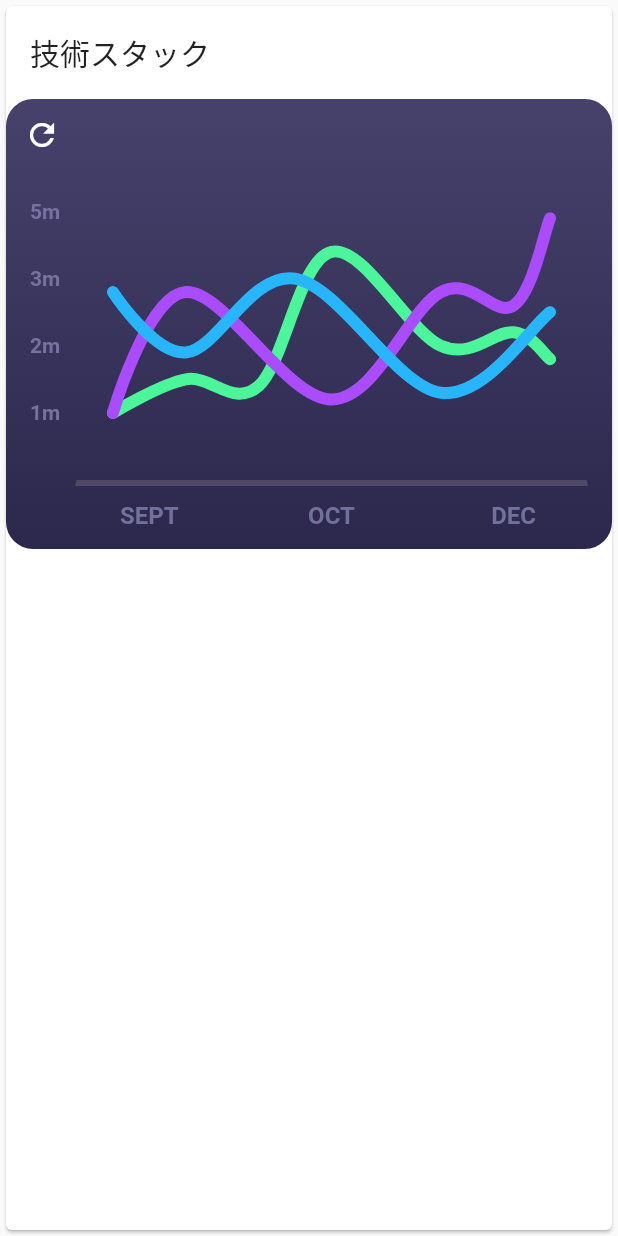
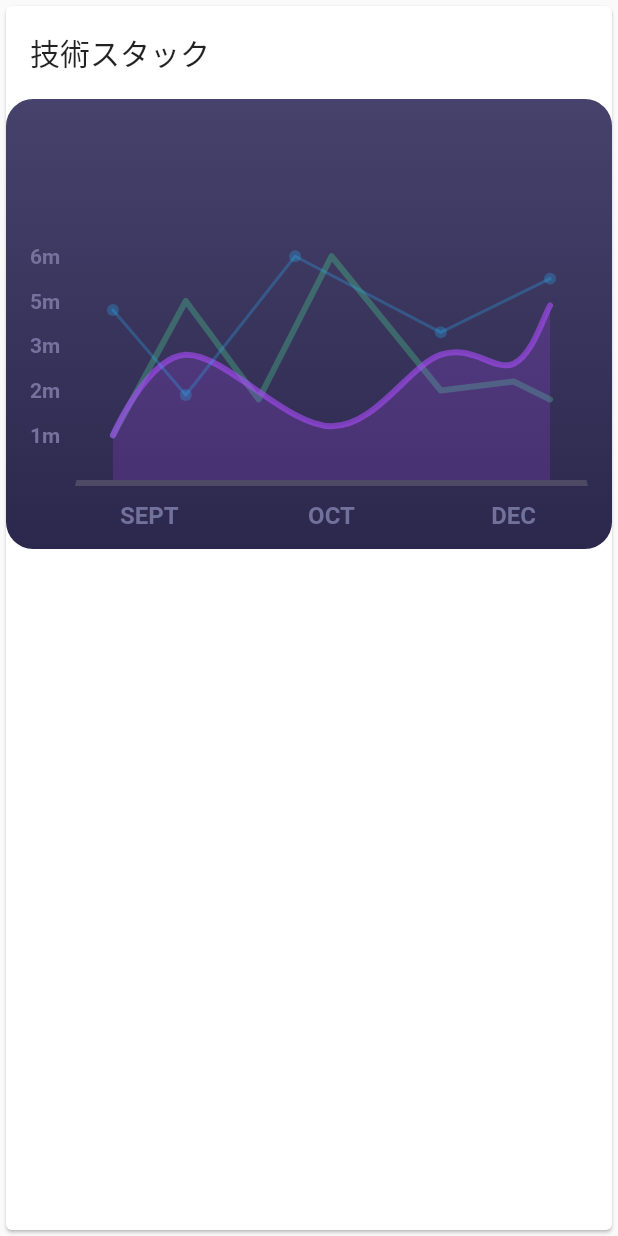
Before and after one commit to hidemitsuuu/own-portfolio, a Flutter app: the GrowthCurveView widget shown alone on an empty page, opened directly, on a phone screen of 412 x 824 dp. Run offline on Flutter 3.47's test engine with Material 2 defaults, Android fonts, the phone set to English and light mode, and no system bars; drawn by our look-alikes of fl_chart; our stand-ins replace freezed_annotation, hooks_riverpod.

Commit message:
GrowthCurveViewをStatelessWidgetに変更

```diff
--- a/lib/view/home/sub/growth_curve_view.dart
+++ b/lib/view/home/sub/growth_curve_view.dart
@@ -2,21 +2,8 @@ import 'package:fl_chart/fl_chart.dart';
 import 'package:flutter/material.dart';
 import 'package:own_portfolio/view/home/sub/title_view.dart';
 
-class GrowthCurveView extends StatefulWidget {
+class GrowthCurveView extends StatelessWidget {
   const GrowthCurveView({Key? key}) : super(key: key);
-
-  @override
-  State<StatefulWidget> createState() => GrowthCurveViewState();
-}
-
-class GrowthCurveViewState extends State<GrowthCurveView> {
-  late bool isShowingMainData;
-
-  @override
-  void initState() {
-    super.initState();
-    isShowingMainData = true;
-  }
 
   @override
   Widget build(BuildContext context) {
@@ -62,25 +49,13 @@ class GrowthCurveViewState extends State<GrowthCurveView> {
                   Expanded(
                     child: Padding(
                       padding: const EdgeInsets.only(right: 16.0, left: 6.0),
-                      child: _LineChart(isShowingMainData: isShowingMainData),
+                      child: _LineChart(),
                     ),
                   ),
                   const SizedBox(
                     height: 10,
                   ),
                 ],
-              ),
-              IconButton(
-                icon: Icon(
-                  Icons.refresh,
-                  color:
-                      Colors.white.withOpacity(isShowingMainData ? 1.0 : 0.5),
-                ),
-                onPressed: () {
-                  setState(() {
-                    isShowingMainData = !isShowingMainData;
-                  });
-                },
               )
             ],
           ),
@@ -91,14 +66,10 @@ class GrowthCurveViewState extends State<GrowthCurveView> {
 }
 
 class _LineChart extends StatelessWidget {
-  const _LineChart({required this.isShowingMainData});
-
-  final bool isShowingMainData;
-
   @override
   Widget build(BuildContext context) {
     return LineChart(
-      isShowingMainData ? sampleData1 : sampleData2,
+      sampleData2,
       swapAnimationDuration: const Duration(milliseconds: 250),
     );
   }
```
